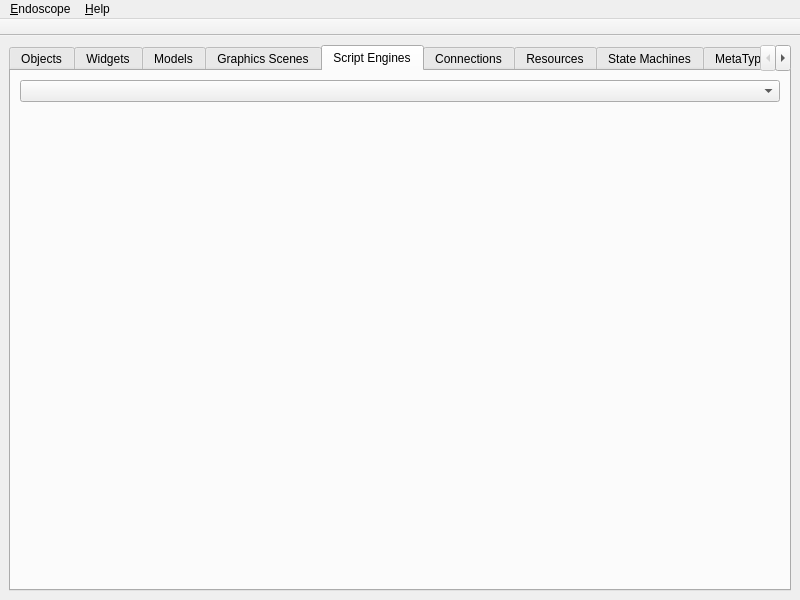
Qt form mainwindow.ui (KDAB/GammaRay) before a commit.
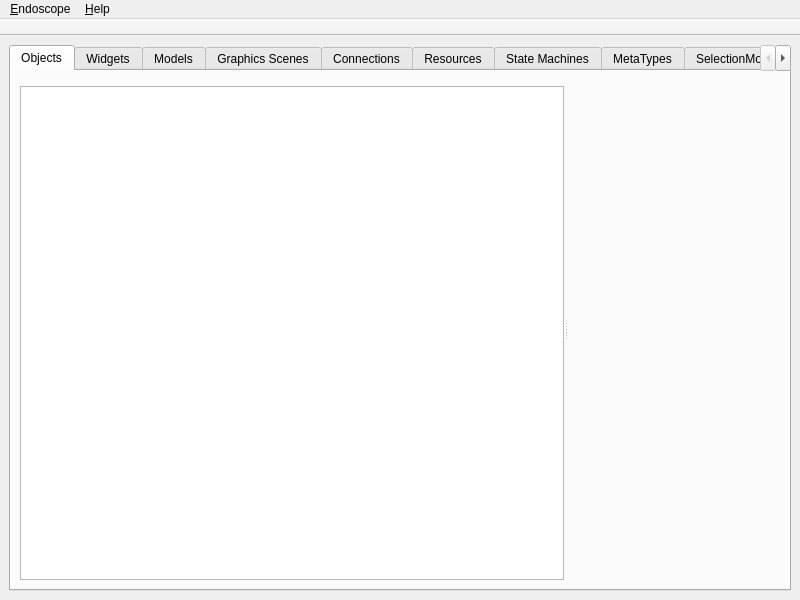
The same form after that commit. The open tabs and pages were chosen to show the change. Custom widgets are drawn as their Qt base class.

Commit message: Ported script engine debugger to the new tool system.

What changed in the file:
```diff
--- a/mainwindow.ui
+++ b/mainwindow.ui
@@ -190,29 +190,6 @@
         </item>
        </layout>
       </widget>
-      <widget class="QWidget" name="tab_6">
-       <attribute name="title">
-        <string>Script Engines</string>
-       </attribute>
-       <layout class="QVBoxLayout" name="verticalLayout_10">
-        <item>
-         <widget class="QComboBox" name="scriptEngineComboBox"/>
-        </item>
-        <item>
-         <spacer name="verticalSpacer">
-          <property name="orientation">
-           <enum>Qt::Vertical</enum>
-          </property>
-          <property name="sizeHint" stdset="0">
-           <size>
-            <width>20</width>
-            <height>510</height>
-           </size>
-          </property>
-         </spacer>
-        </item>
-       </layout>
-      </widget>
       <widget class="QWidget" name="tab_5">
        <attribute name="title">
         <string>Connections</string>
@@ -464,7 +441,7 @@
         </item>
        </layout>
       </widget>
-      <widget class="QWidget" name="">
+      <widget class="QWidget" name="widget">
        <attribute name="title">
         <string>New Tool View</string>
        </attribute>
```
The commit also changes 8 other files.
